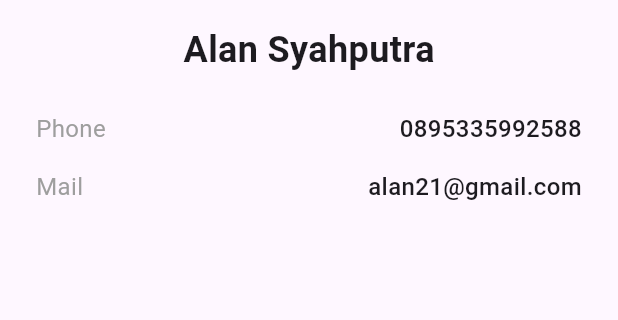
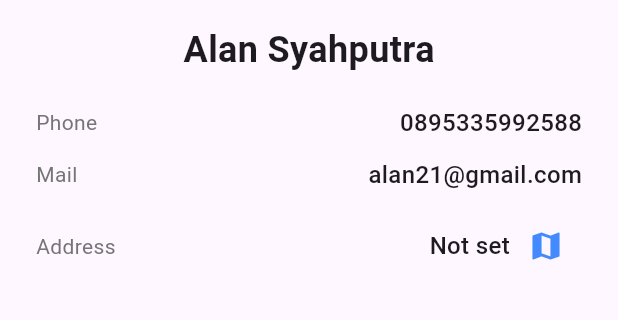
Before and after one commit to Alan21103/PlantApp_0127, a Flutter app: the ProfileScreen screen opened directly, on a phone screen of 412 x 824 dp, the part 393-713 px from its top. Run offline on Flutter 3.47's test engine with Material 3 defaults, Android fonts, the phone set to English and light mode, and no system bars; our stand-ins replace flutter_svg.

Commit message:
Menambah fungsi tambah alamat pada halaman profile

```diff
--- a/lib/screens/profile/components/body_profile.dart
+++ b/lib/screens/profile/components/body_profile.dart
@@ -1,14 +1,34 @@
 import 'package:flutter/material.dart';
-import 'package:plant_app/constraints.dart';
 import 'package:plant_app/screens/profile/components/header_profile.dart';
 import 'package:plant_app/screens/profile/components/profile_info.dart';
+import 'package:plant_app/screens/profile/map_page.dart';
 
-class BodyProfile extends StatelessWidget {
+class BodyProfile extends StatefulWidget {
   const BodyProfile({super.key});
 
- @override
+  @override
+  State<BodyProfile> createState() => _BodyProfileState();
+}
+
+class _BodyProfileState extends State<BodyProfile> {
+  String selectedAddress = "";
+
+  void _selectAddress() async {
+    // Simulasikan pindah ke halaman map
+    final result = await Navigator.push(
+      context,
+      MaterialPageRoute(builder: (context) => const MapPage()), // ganti MapPage sesuai punyamu
+    );
+
+    if (result != null) {
+      setState(() {
+        selectedAddress = result;
+      });
+    }
+  }
+
+  @override
   Widget build(BuildContext context) {
-
     Size size = MediaQuery.of(context).size;
 
     return SingleChildScrollView(
@@ -20,8 +40,10 @@ class BodyProfile extends StatelessWidget {
             name: "Alan Syahputra",
             phone: "0895335992588",
             email: "alan21@gmail.com",
+            address: selectedAddress,
+            onTapMap: _selectAddress,
           ),
-          SizedBox(height: kDefaultPadding),
+          const SizedBox(height: 20),
         ],
       ),
     );
--- a/lib/screens/profile/components/profile_info.dart
+++ b/lib/screens/profile/components/profile_info.dart
@@ -6,11 +6,15 @@ class ProfileInfo extends StatelessWidget {
     required this.name,
     required this.phone,
     required this.email,
+    required this.address,
+    required this.onTapMap,
   });
 
   final String name;
   final String phone;
   final String email;
+  final String address;
+  final VoidCallback onTapMap;
 
   @override
   Widget build(BuildContext context) {
@@ -26,54 +30,74 @@ class ProfileInfo extends StatelessWidget {
               fontWeight: FontWeight.w600,
             ),
           ),
-          const SizedBox(height: 24),
+          const SizedBox(height: 20),
           Column(
             children: [
               Row(
+                mainAxisAlignment: MainAxisAlignment.spaceBetween,
                 children: [
-                  const Text(
+                  Text(
                     "Phone",
                     style: TextStyle(
-                      color: Colors.grey,
-                      fontSize: 16,
+                      color: Colors.grey.shade600,
+                      fontSize: 14,
                     ),
                   ),
-                  const Spacer(),
-                  Expanded(
-                    flex: 3,
-                    child: Text(
+                  Text(
                     phone,
-                      textAlign: TextAlign.right,
                     style: const TextStyle(
                       fontSize: 16,
                       fontWeight: FontWeight.w500,
                     ),
                   ),
-                  ),
                 ],
               ),
-              const SizedBox(height: 16),
+              const SizedBox(height: 12),
               Row(
+                mainAxisAlignment: MainAxisAlignment.spaceBetween,
                 children: [
-                  const Text(
+                  Text(
                     "Mail",
                     style: TextStyle(
-                      color: Colors.grey,
-                      fontSize: 16,
+                      color: Colors.grey.shade600,
+                      fontSize: 14,
                     ),
                   ),
-                  const Spacer(),
-                  Expanded(
-                    flex: 3,
-                    child: Text(
+                  Text(
                     email,
-                      textAlign: TextAlign.right,
                     style: const TextStyle(
                       fontSize: 16,
                       fontWeight: FontWeight.w500,
                     ),
                   ),
+                ],
               ),
+              const SizedBox(height: 12),
+              Row(
+                mainAxisAlignment: MainAxisAlignment.spaceBetween,
+                children: [
+                  Text(
+                    "Address",
+                    style: TextStyle(
+                      color: Colors.grey.shade600,
+                      fontSize: 14,
+                    ),
+                  ),
+                  Row(
+                    children: [
+                      Text(
+                        address.isNotEmpty ? address : "Not set",
+                        style: const TextStyle(
+                          fontSize: 16,
+                          fontWeight: FontWeight.w500,
+                        ),
+                      ),
+                      IconButton(
+                        onPressed: onTapMap,
+                        icon: const Icon(Icons.map, color: Colors.blueAccent),
+                      )
+                    ],
+                  )
                 ],
               ),
             ],
```
Lines whose indentation alone changed are shown as unchanged.
